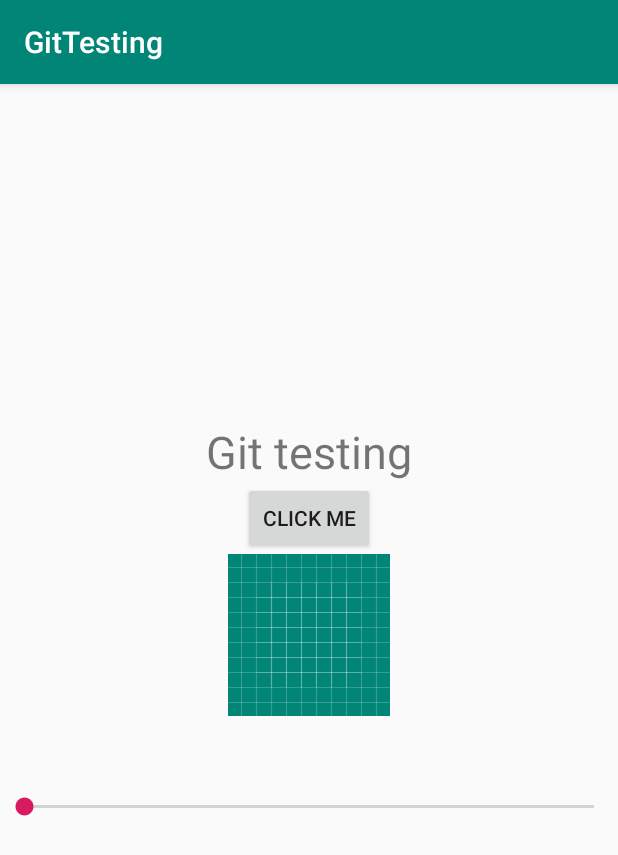
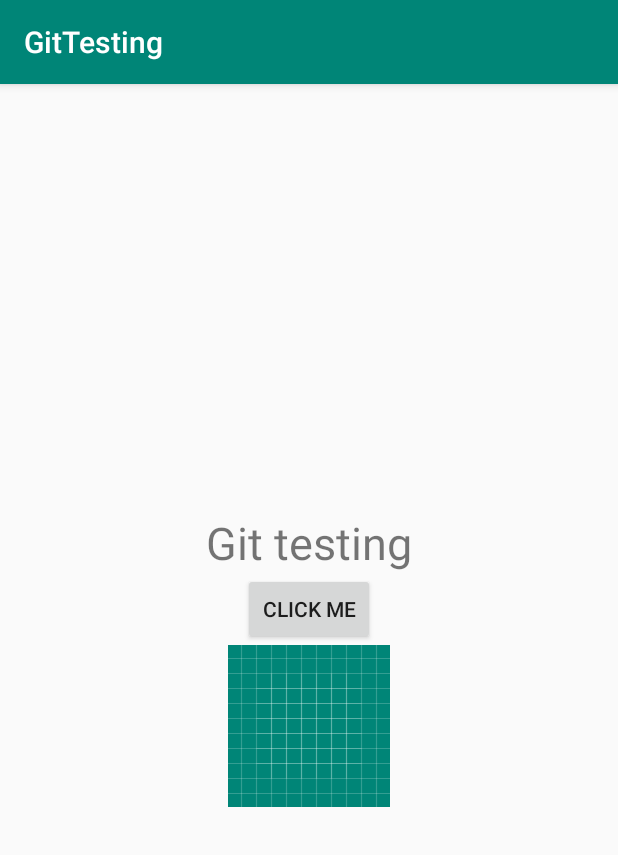
Before and after one commit to gotest1658/GitTesting, an Android app: the screen it shows after launch (MainActivity), on a phone screen of 412 x 824 dp. Shown: the top 855 px of the screen. Run offline under Robolectric (Android 15) with nearby library versions, the phone set to English and light mode, and no system bars.

Commit message:
Revert "Added a seekbar widget"
This reverts commit 27e9610a97970072a5d31dc32cbb008ca62fdffc.

```diff
--- a/app/src/main/res/layout/activity_main.xml
+++ b/app/src/main/res/layout/activity_main.xml
@@ -24,9 +24,4 @@
        android:layout_height="wrap_content"
        android:src="@drawable/ic_launcher_background"/>
 
-   <SeekBar
-       android:id="@+id/seekBar"
-       android:layout_width="match_parent"
-       android:layout_height="121dp" />
-
 </LinearLayout>
```
